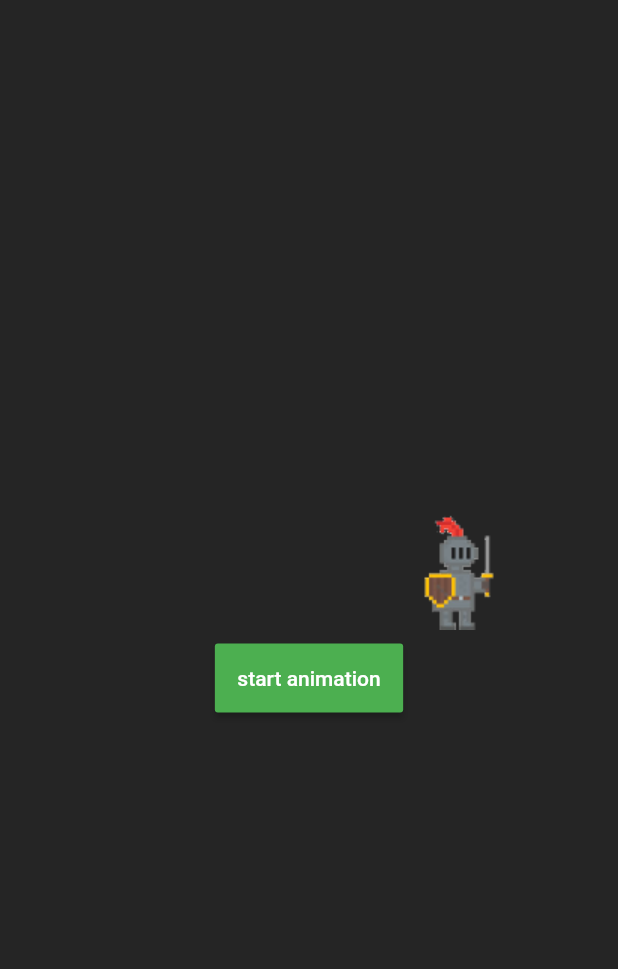
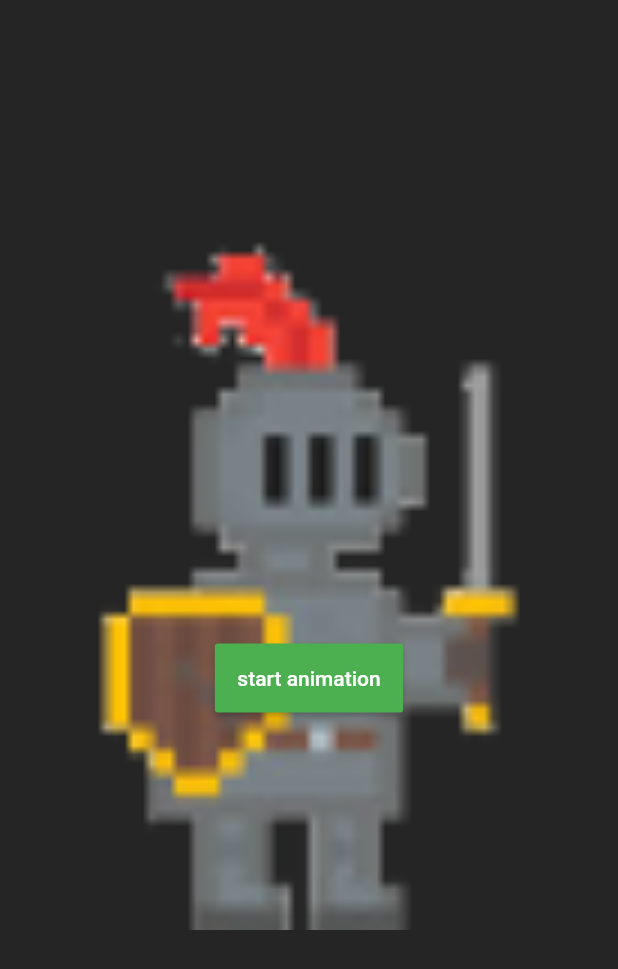
Before and after one commit to Guilherme-Calland/a3_game, a Flutter app: the screen it shows after launch, after a tap on "start animation", on a phone screen of 412 x 824 dp. Shown: the top 969 px of the screen. Run offline on Flutter 3.47's test engine with Material 2 defaults, Android fonts, the light colour scheme and no system bars.

Commit message:
animation tween scale

```diff
--- a/lib/main.dart
+++ b/lib/main.dart
@@ -27,8 +27,8 @@ class _HomeState extends State<Home> with SingleTickerProviderStateMixin{
     );
 
     animation = Tween<double>(
-      begin: -100.0,
-      end: 100.0
+      begin: 0.0,
+      end: 5.0
     ).animate(animationController)
     ..addListener(() {
       setState(() {
@@ -46,8 +46,8 @@ class _HomeState extends State<Home> with SingleTickerProviderStateMixin{
         mainAxisAlignment: MainAxisAlignment.center,
         children: <Widget>[
           Center(
-            child: Transform.translate(
-              offset: Offset(animation.value, 0),
+            child: Transform.scale(
+              scale: 1 + animation.value,
               child: Image.asset(
                 'images/knight.png'
               )
@@ -57,17 +57,11 @@ class _HomeState extends State<Home> with SingleTickerProviderStateMixin{
             title: 'start animation',
             color: Colors.green,
             onPressed: (){
-              if(animation.value == -100){
-                animationController.forward();
-              } else {
-                print(animation.value);
-                animationController.reverse(
-                  from : animation.value >=0 ?
-                  animation.value/ 100 :
-                  animation.value/ -100
-                );
-              }
+              animation.value == 0 ?
+              animationController.forward() :
+              animationController.reverse(from: animation.value/5);
             },
+
           )
         ],
       )
```
